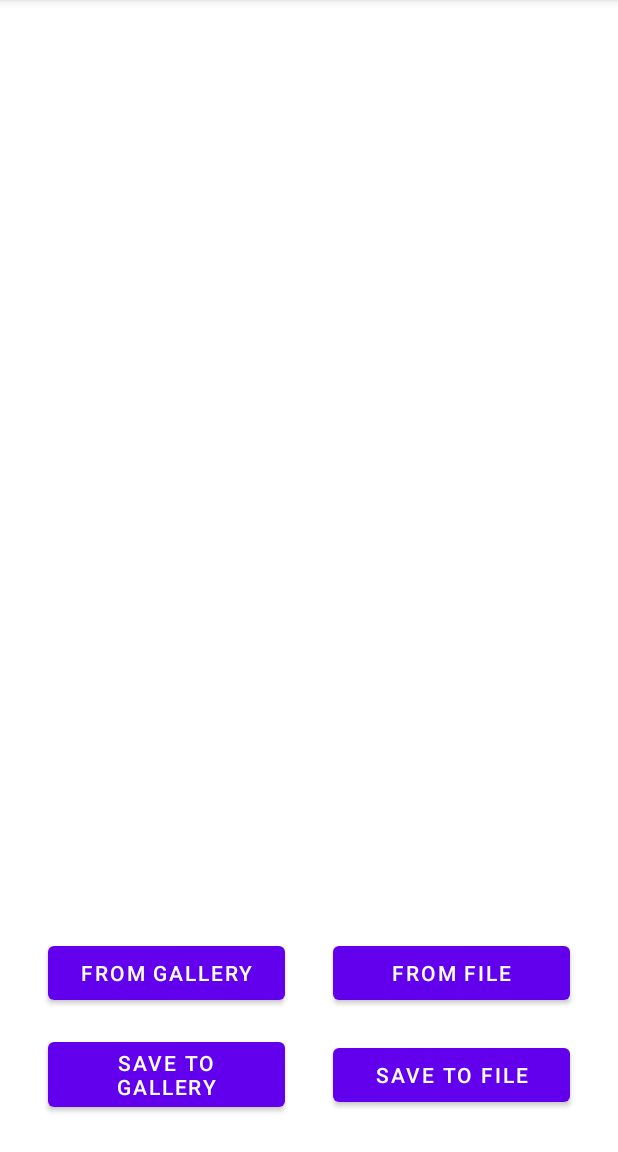
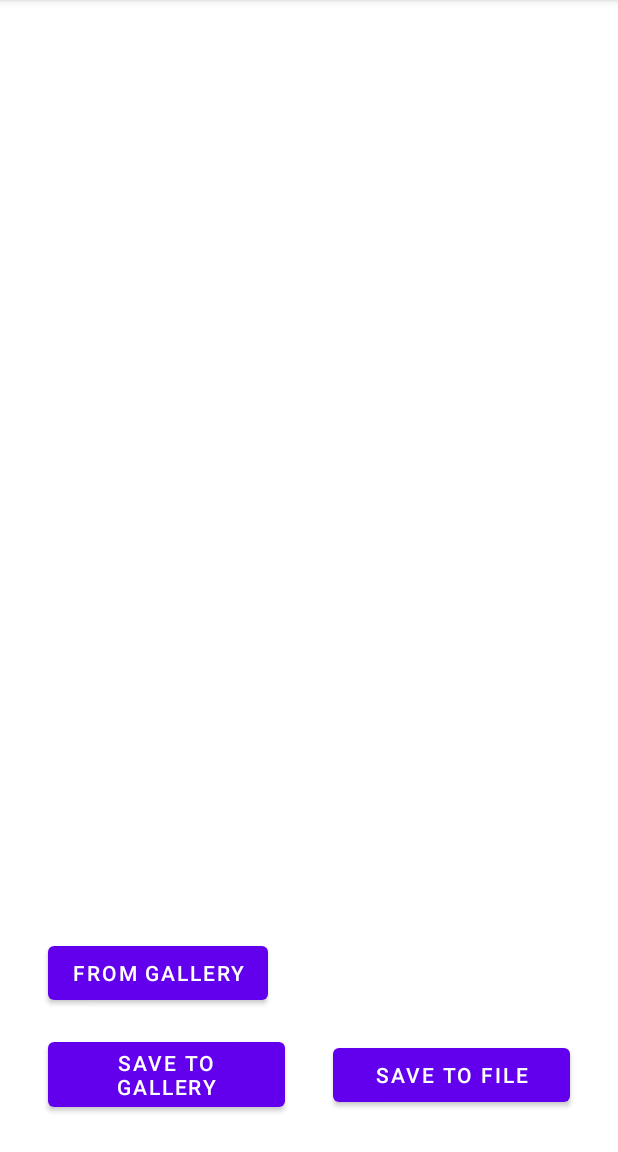
Before and after one commit to LeTrung8522/Image_Video_Audio, an Android app: the Image screen opened directly, with no data from a screen before it, on a phone screen of 412 x 824 dp, the part 84-1236 px from its top. Run offline under Robolectric (Android 15) with nearby library versions, the phone set to English and light mode, and no system bars.

Commit message:
update 2

```diff
--- a/app/src/main/res/layout/activity_audio.xml
+++ b/app/src/main/res/layout/activity_audio.xml
@@ -45,7 +45,7 @@
             android:layout_height="wrap_content"
             android:layout_marginRight="24dp"
             android:gravity="center"
-            android:text="-01:00"
+            android:text="00:00"
             android:textSize="20sp" />
 
         <TextView
@@ -53,7 +53,7 @@
             android:layout_width="wrap_content"
             android:layout_height="wrap_content"
             android:gravity="center"
-            android:text="-01:00"
+            android:text="00:00"
             android:textSize="20sp" />
     </LinearLayout>
 
--- a/app/src/main/res/layout/activity_image.xml
+++ b/app/src/main/res/layout/activity_image.xml
@@ -24,7 +24,7 @@
         android:layout_marginBottom="16dp"
         android:text="From gallery"
         app:layout_constraintBottom_toTopOf="@+id/save_gallery_button"
-        app:layout_constraintEnd_toStartOf="@+id/load_from_file_button"
+
         app:layout_constraintHorizontal_bias="0.5"
         app:layout_constraintStart_toStartOf="parent" />
 
@@ -53,14 +53,5 @@
         app:layout_constraintStart_toEndOf="@+id/save_gallery_button"
         app:layout_constraintTop_toTopOf="@+id/save_gallery_button" />
 
-    <Button
-        android:id="@+id/load_from_file_button"
-        android:layout_width="0dp"
-        android:layout_height="wrap_content"
-        android:layout_marginEnd="32dp"
-        android:text="From file"
-        app:layout_constraintBottom_toBottomOf="@+id/pick_from_gallery_button"
-        app:layout_constraintEnd_toEndOf="parent"
-        app:layout_constraintHorizontal_bias="0.5"
-        app:layout_constraintStart_toEndOf="@+id/pick_from_gallery_button" />
+
 </androidx.constraintlayout.widget.ConstraintLayout>
```
Also changed, not shown: app/src/main/java/com/example/image_video_audio/Audio.java (+5 -6 lines), app/src/main/java/com/example/image_video_audio/Image.java (+3 -11 lines), app/src/main/java/com/example/image_video_audio/Video.java (+2 -41 lines), app/src/main/res/layout/activity_video.xml (+1 -23 lines).
